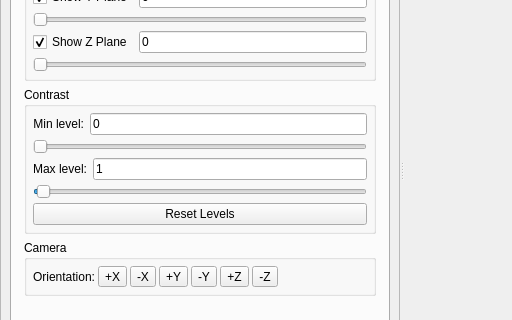
Qt form apps/MicroscopeSimulator/PSFEditorDialog.ui (CISMM/MicroscopeSimulator2) before a commit; both pictures show x 0 to 512 and y 130 to 450 of the 774 by 600 pixel window.
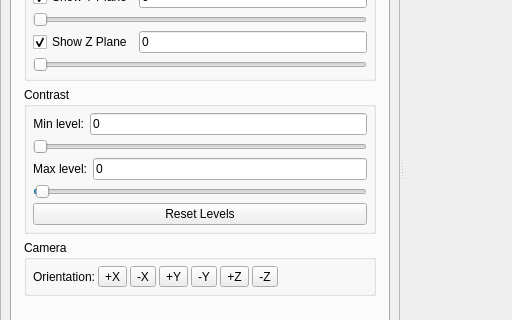
The same form after that commit. The open tabs and pages were chosen to show the change. Custom widgets are drawn as their Qt base class.

Commit message: Display settings widgets are disabled when no PSF is selected. This prevents a crash when the user attempts to change the controls and no PSF is selected.

The edit to the form file:
```diff
--- a/apps/MicroscopeSimulator/PSFEditorDialog.ui
+++ b/apps/MicroscopeSimulator/PSFEditorDialog.ui
@@ -357,6 +357,9 @@
                </item>
                <item>
                 <widget class="QGroupBox" name="gui_ContrastGroupBox">
+                 <property name="enabled">
+                  <bool>true</bool>
+                 </property>
                  <property name="title">
                   <string>Contrast</string>
                  </property>
@@ -434,7 +437,7 @@
                      <item>
                       <widget class="QLineEdit" name="gui_MaxLevelEdit">
                        <property name="text">
-                        <string>1</string>
+                        <string>0</string>
                        </property>
                       </widget>
                      </item>
@@ -444,7 +447,7 @@
                   <item>
                    <widget class="QSlider" name="gui_MaxLevelSlider">
                     <property name="maximum">
-                     <number>99</number>
+                     <number>199</number>
                     </property>
                     <property name="value">
                      <number>1</number>
```
Left out of the diff: 14 changed lines with no effect on the pictures. The commit also changes 2 other files.
